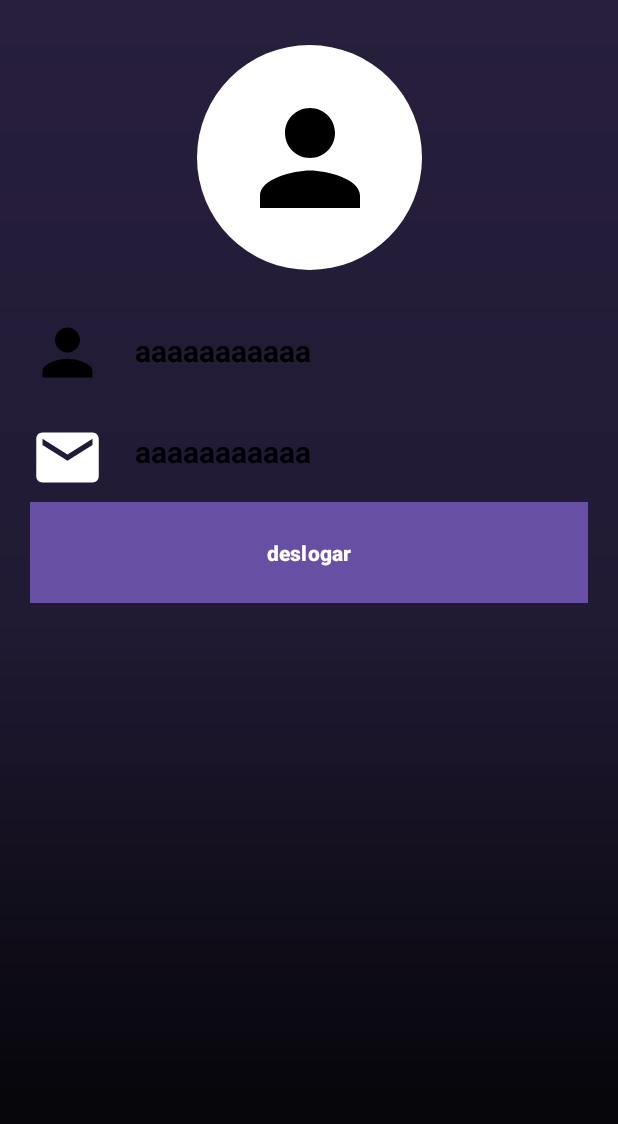
After one commit to Larssaa/YourStudyTelas, an Android app: the TelaPrincipal screen opened directly, with no data from a screen before it, on a phone screen of 412 x 824 dp. The commit adds this screen. Shown: the top 1124 px of the screen. Run offline under Robolectric (Android 15) with nearby library versions, the phone set to English and light mode, and no system bars; 1 statement that could not run was skipped.

Commit message:
Atualização no dia (teste)  25/05

```diff
--- a/app/src/main/AndroidManifest.xml
+++ b/app/src/main/AndroidManifest.xml
@@ -12,6 +12,9 @@
         android:supportsRtl="true"
         android:theme="@style/Theme.Telas"
         tools:targetApi="31">
+        <activity
+            android:name=".TelaPrincipal"
+            android:exported="false" />
         <activity
             android:name=".FormCadastro"
             android:exported="false" />
--- /dev/null
+++ b/app/src/main/java/com/example/telas/TelaPrincipal.java
@@ -0,0 +1,16 @@
+package com.example.telas;
+
+import androidx.appcompat.app.AppCompatActivity;
+
+import android.os.Bundle;
+
+public class TelaPrincipal extends AppCompatActivity {
+
+    @Override
+    protected void onCreate(Bundle savedInstanceState) {
+        super.onCreate(savedInstanceState);
+        setContentView(R.layout.activity_tela_principal);
+
+        getSupportActionBar().hide();
+    }
+}
--- /dev/null
+++ b/app/src/main/res/drawable/baseline_person_24.xml
@@ -0,0 +1,5 @@
+<vector android:height="24dp" android:tint="@color/black"
+    android:viewportHeight="24" android:viewportWidth="24"
+    android:width="24dp" xmlns:android="http://schemas.android.com/apk/res/android">
+    <path android:fillColor="@android:color/white" android:pathData="M12,12c2.21,0 4,-1.79 4,-4s-1.79,-4 -4,-4 -4,1.79 -4,4 1.79,4 4,4zM12,14c-2.67,0 -8,1.34 -8,4v2h16v-2c0,-2.66 -5.33,-4 -8,-4z"/>
+</vector>
--- /dev/null
+++ b/app/src/main/res/drawable/container_user.xml
@@ -0,0 +1,6 @@
+<?xml version="1.0" encoding="utf-8"?>
+<shape xmlns:android="http://schemas.android.com/apk/res/android">
+<solid android:color="@color/white"/>
+    <corners android:radius="100dp"/>
+    <stroke android:color="@color/black" android:dashWidth="5dp"/>
+</shape>
--- a/app/src/main/res/layout/activity_form_login.xml
+++ b/app/src/main/res/layout/activity_form_login.xml
@@ -70,6 +70,7 @@
         android:layout_width="wrap_content"
         android:layout_height="wrap_content"
         android:layout_marginTop="20dp"
+        android:indeterminateTint="@color/white"
         android:visibility="invisible"
         app:layout_constraintStart_toStartOf="parent"
         app:layout_constraintEnd_toEndOf="parent"
--- /dev/null
+++ b/app/src/main/res/layout/activity_tela_principal.xml
@@ -0,0 +1,97 @@
+<?xml version="1.0" encoding="utf-8"?>
+<androidx.constraintlayout.widget.ConstraintLayout xmlns:android="http://schemas.android.com/apk/res/android"
+    xmlns:app="http://schemas.android.com/apk/res-auto"
+    xmlns:tools="http://schemas.android.com/tools"
+    android:layout_width="match_parent"
+    android:layout_height="match_parent"
+    android:background="@drawable/background"
+    tools:context=".TelaPrincipal">
+
+    <View
+        android:id="@+id/containerUser"
+        android:layout_width="150dp"
+        android:layout_height="150dp"
+        android:layout_marginTop="30dp"
+        android:background="@drawable/container_user"
+        app:layout_constraintStart_toStartOf="parent"
+        app:layout_constraintEnd_toEndOf="parent"
+        app:layout_constraintTop_toTopOf="parent"
+
+        />
+
+    <ImageView
+        android:layout_width="100dp"
+        android:layout_height="100dp"
+        android:src="@drawable/baseline_person_24"
+        app:layout_constraintStart_toStartOf="@+id/containerUser"
+        app:layout_constraintEnd_toEndOf="@+id/containerUser"
+        app:layout_constraintTop_toTopOf="@+id/containerUser"
+        app:layout_constraintBottom_toBottomOf="@+id/containerUser"
+        />
+
+    <ImageView
+        android:id="@+id/iconeUser"
+        android:layout_width="50dp"
+        android:layout_height="50dp"
+        android:src="@drawable/baseline_person_24"
+        android:layout_marginLeft="20dp"
+        android:layout_marginTop="30dp"
+        app:layout_constraintTop_toBottomOf="@id/containerUser"
+        app:layout_constraintStart_toStartOf="parent"/>
+
+    <TextView
+        android:id="@+id/text_nomeUsuario"
+        android:layout_width="wrap_content"
+        android:layout_height="wrap_content"
+        android:text="aaaaaaaaaaa"
+        android:textColor="@color/black"
+        android:textSize="20sp"
+        android:textStyle="bold"
+        android:layout_marginTop="40dp"
+        android:layout_marginLeft="20dp"
+        app:layout_constraintTop_toBottomOf="@+id/containerUser"
+        app:layout_constraintStart_toEndOf="@+id/iconeUser"
+
+        />
+
+    <ImageView
+        android:id="@+id/iconeEmail"
+        android:layout_width="50dp"
+        android:layout_height="50dp"
+        android:src="@drawable/baseline_email_24"
+        android:layout_marginLeft="20dp"
+        android:layout_marginTop="20dp"
+        app:layout_constraintTop_toBottomOf="@id/iconeUser"
+        app:layout_constraintStart_toStartOf="parent"/>
+
+    <TextView
+        android:id="@+id/text_EmailUsuario"
+        android:layout_width="wrap_content"
+        android:layout_height="wrap_content"
+        android:text="aaaaaaaaaaa"
+        android:textColor="@color/black"
+        android:textSize="20sp"
+        android:textStyle="bold"
+        android:layout_marginTop="40dp"
+        android:layout_marginLeft="20dp"
+        app:layout_constraintTop_toBottomOf="@+id/text_nomeUsuario"
+        app:layout_constraintStart_toEndOf="@+id/iconeEmail"
+
+        />
+
+    <Button
+        android:layout_width="match_parent"
+        android:layout_height="wrap_content"
+        android:text="deslogar"
+        android:textColor="@color/white"
+        android:textStyle="bold"
+        android:textAllCaps="false"
+        android:background="@color/black"
+        android:padding="20dp"
+        android:layout_margin="20dp"
+        app:layout_constraintTop_toBottomOf="@+id/text_EmailUsuario"
+></Button>
+
+
+
+</androidx.constraintlayout.widget.ConstraintLayout>
```
